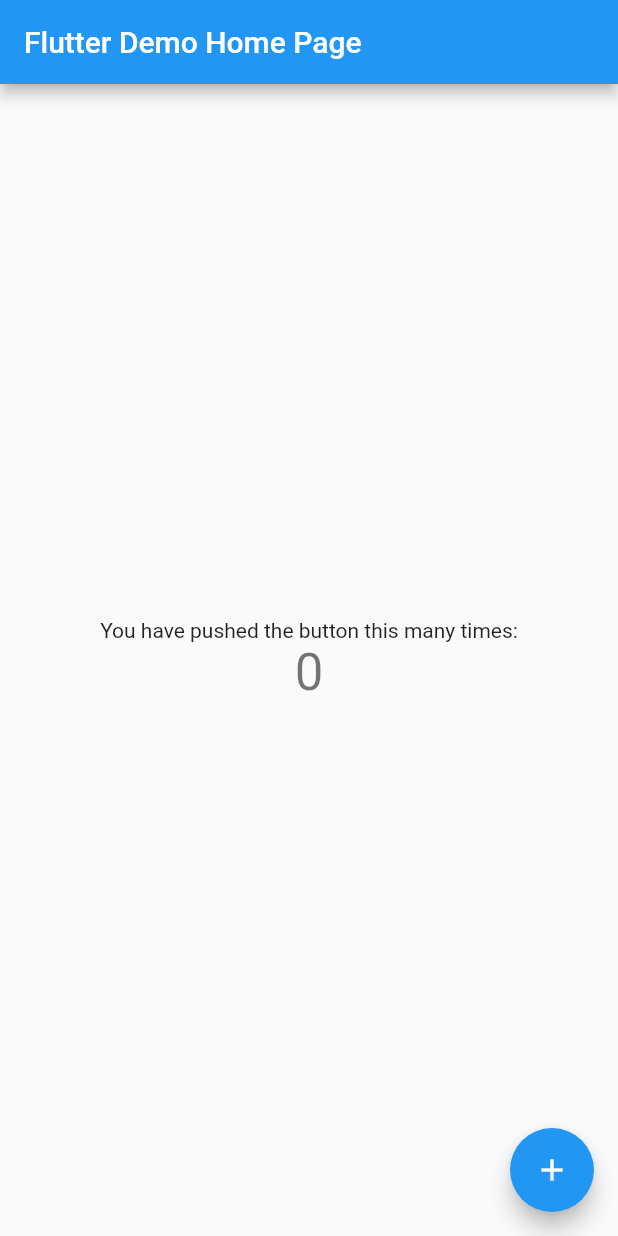
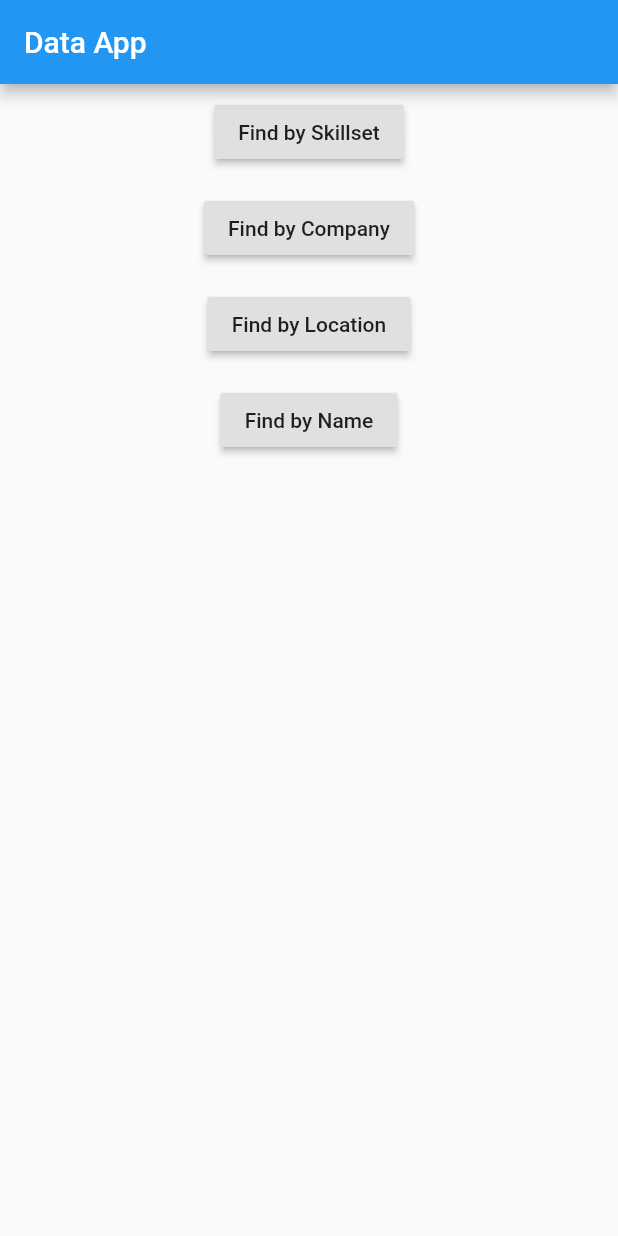
Before and after one commit to singhalpranav22/Data-App, a Flutter app: the screen it shows after launch, on a phone screen of 412 x 824 dp. Run offline on Flutter 3.47's test engine with Material 2 defaults, Android fonts, the phone set to English and light mode, and no system bars.

Commit message:
Added buttons

```diff
--- a/lib/main.dart
+++ b/lib/main.dart
@@ -1,117 +1,15 @@
 import 'package:flutter/material.dart';
-
+import 'package:data_app/screens/home.dart';
 void main() {
   runApp(MyApp());
 }
 
 class MyApp extends StatelessWidget {
-  // This widget is the root of your application.
   @override
   Widget build(BuildContext context) {
     return MaterialApp(
-      title: 'Flutter Demo',
-      theme: ThemeData(
-        // This is the theme of your application.
-        //
-        // Try running your application with "flutter run". You'll see the
-        // application has a blue toolbar. Then, without quitting the app, try
-        // changing the primarySwatch below to Colors.green and then invoke
-        // "hot reload" (press "r" in the console where you ran "flutter run",
-        // or simply save your changes to "hot reload" in a Flutter IDE).
-        // Notice that the counter didn't reset back to zero; the application
-        // is not restarted.
-        primarySwatch: Colors.blue,
-        // This makes the visual density adapt to the platform that you run
-        // the app on. For desktop platforms, the controls will be smaller and
-        // closer together (more dense) than on mobile platforms.
-        visualDensity: VisualDensity.adaptivePlatformDensity,
-      ),
-      home: MyHomePage(title: 'Flutter Demo Home Page'),
+
+        home: Home(),
     );
   }
 }
-
-class MyHomePage extends StatefulWidget {
-  MyHomePage({Key key, this.title}) : super(key: key);
-
-  // This widget is the home page of your application. It is stateful, meaning
-  // that it has a State object (defined below) that contains fields that affect
-  // how it looks.
-
-  // This class is the configuration for the state. It holds the values (in this
-  // case the title) provided by the parent (in this case the App widget) and
-  // used by the build method of the State. Fields in a Widget subclass are
-  // always marked "final".
-
-  final String title;
-
-  @override
-  _MyHomePageState createState() => _MyHomePageState();
-}
-
-class _MyHomePageState extends State<MyHomePage> {
-  int _counter = 0;
-
-  void _incrementCounter() {
-    setState(() {
-      // This call to setState tells the Flutter framework that something has
-      // changed in this State, which causes it to rerun the build method below
-      // so that the display can reflect the updated values. If we changed
-      // _counter without calling setState(), then the build method would not be
-      // called again, and so nothing would appear to happen.
-      _counter++;
-    });
-  }
-
-  @override
-  Widget build(BuildContext context) {
-    // This method is rerun every time setState is called, for instance as done
-    // by the _incrementCounter method above.
-    //
-    // The Flutter framework has been optimized to make rerunning build methods
-    // fast, so that you can just rebuild anything that needs updating rather
-    // than having to individually change instances of widgets.
-    return Scaffold(
-      appBar: AppBar(
-        // Here we take the value from the MyHomePage object that was created by
-        // the App.build method, and use it to set our appbar title.
-        title: Text(widget.title),
-      ),
-      body: Center(
-        // Center is a layout widget. It takes a single child and positions it
-        // in the middle of the parent.
-        child: Column(
-          // Column is also a layout widget. It takes a list of children and
-          // arranges them vertically. By default, it sizes itself to fit its
-          // children horizontally, and tries to be as tall as its parent.
-          //
-          // Invoke "debug painting" (press "p" in the console, choose the
-          // "Toggle Debug Paint" action from the Flutter Inspector in Android
-          // Studio, or the "Toggle Debug Paint" command in Visual Studio Code)
-          // to see the wireframe for each widget.
-          //
-          // Column has various properties to control how it sizes itself and
-          // how it positions its children. Here we use mainAxisAlignment to
-          // center the children vertically; the main axis here is the vertical
-          // axis because Columns are vertical (the cross axis would be
-          // horizontal).
-          mainAxisAlignment: MainAxisAlignment.center,
-          children: <Widget>[
-            Text(
-              'You have pushed the button this many times:',
-            ),
-            Text(
-              '$_counter',
-              style: Theme.of(context).textTheme.headline4,
-            ),
-          ],
-        ),
-      ),
-      floatingActionButton: FloatingActionButton(
-        onPressed: _incrementCounter,
-        tooltip: 'Increment',
-        child: Icon(Icons.add),
-      ), // This trailing comma makes auto-formatting nicer for build methods.
-    );
-  }
-}
--- /dev/null
+++ b/lib/screens/home.dart
@@ -0,0 +1,56 @@
+import 'package:flutter/material.dart';
+
+class Home extends StatefulWidget {
+  @override
+  _HomeState createState() => _HomeState();
+}
+
+class _HomeState extends State<Home> {
+  @override
+  Widget build(BuildContext context) {
+    return Scaffold(
+      appBar: AppBar(
+        title: Text("Data App"),
+      ),
+      body: Center(
+        child: Column(
+          children: [
+            Padding(
+              padding: const EdgeInsets.all(8.0),
+              child: RaisedButton(
+                child: Text("Find by Skillset"),
+                onPressed: (){}
+                ,
+              ),
+            ),
+            Padding(
+              padding: const EdgeInsets.all(8.0),
+              child: RaisedButton(
+                child: Text("Find by Company"),
+                onPressed: (){}
+                ,
+              ),
+            ),
+            Padding(
+              padding: const EdgeInsets.all(8.0),
+              child: RaisedButton(
+                child: Text("Find by Location"),
+                onPressed: (){}
+                ,
+              ),
+            ),
+            Padding(
+              padding: const EdgeInsets.all(8.0),
+              child: RaisedButton(
+                child: Text("Find by Name"),
+                onPressed: (){}
+                ,
+              ),
+            )
+          ],
+        ),
+      ),
+
+    );
+  }
+}
```
